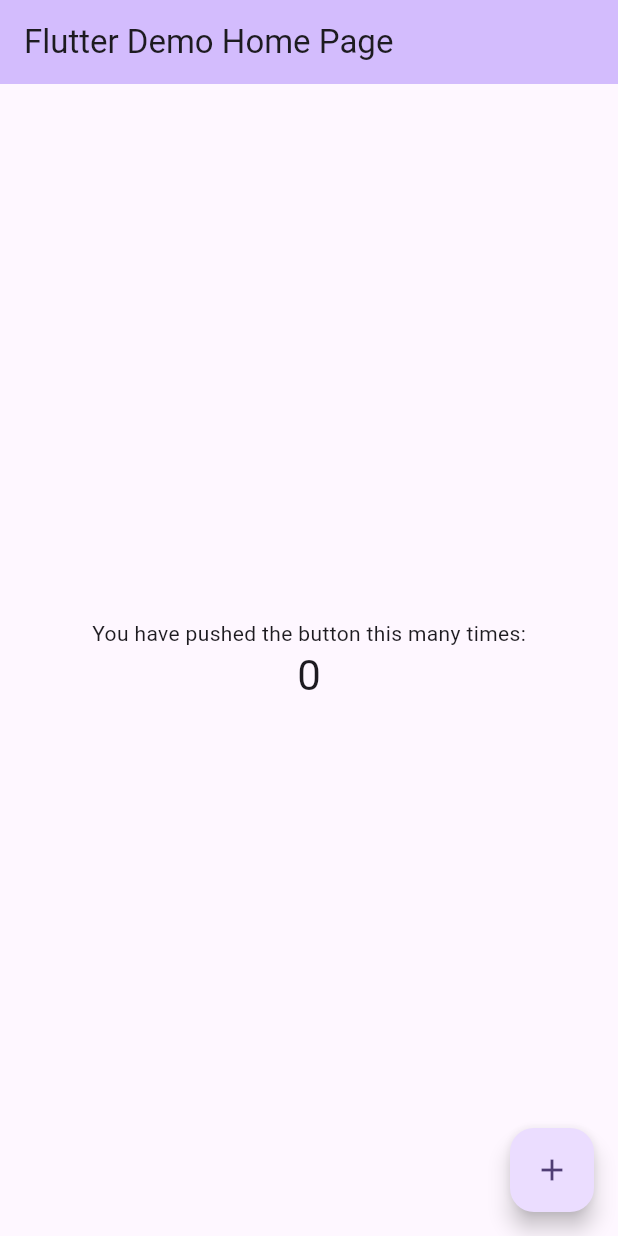
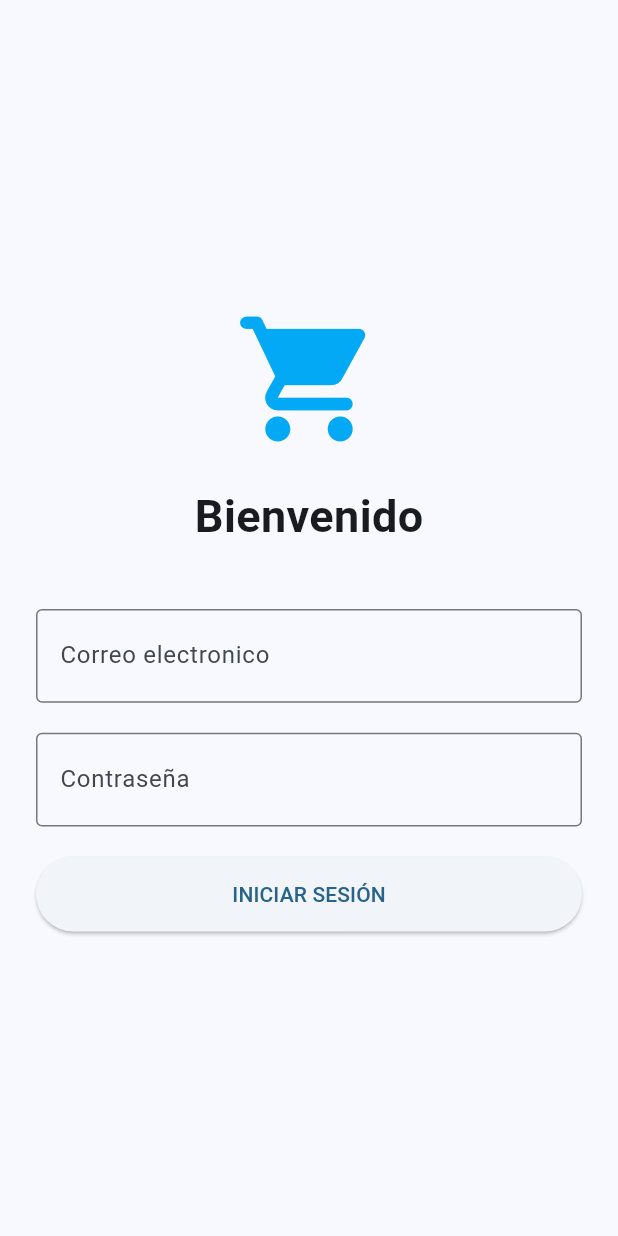
Before and after one commit to David24122005/maverickApp, a Flutter app: the screen it shows after launch, on a phone screen of 412 x 824 dp. Run offline on Flutter 3.47's test engine with Material 3 defaults, Android fonts, the phone set to English and light mode, and no system bars; our stand-ins replace flutter_secure_storage.

Commit message:
Implementacion de login

```diff
--- a/lib/main.dart
+++ b/lib/main.dart
@@ -1,4 +1,5 @@
 import 'package:flutter/material.dart';
+import 'package:maverickapp/screens/LoginScreen.dart';
 
 void main() {
   runApp(const MyApp());
@@ -7,116 +8,16 @@ void main() {
 class MyApp extends StatelessWidget {
   const MyApp({super.key});
 
-  // This widget is the root of your application.
   @override
   Widget build(BuildContext context) {
     return MaterialApp(
-      title: 'Flutter Demo',
+      title: 'Maverick App',
+      debugShowCheckedModeBanner: false,
       theme: ThemeData(
-        // This is the theme of your application.
-        //
-        // TRY THIS: Try running your application with "flutter run". You'll see
-        // the application has a purple toolbar. Then, without quitting the app,
-        // try changing the seedColor in the colorScheme below to Colors.green
-        // and then invoke "hot reload" (save your changes or press the "hot
-        // reload" button in a Flutter-supported IDE, or press "r" if you used
-        // the command line to start the app).
-        //
-        // Notice that the counter didn't reset back to zero; the application
-        // state is not lost during the reload. To reset the state, use hot
-        // restart instead.
-        //
-        // This works for code too, not just values: Most code changes can be
-        // tested with just a hot reload.
-        colorScheme: .fromSeed(seedColor: Colors.deepPurple),
+        colorScheme: ColorScheme.fromSeed(seedColor: Colors.lightBlue),
+        useMaterial3: true,
       ),
-      home: const MyHomePage(title: 'Flutter Demo Home Page'),
+      home: const LoginScreen(),
     );
   }
 }
-
-class MyHomePage extends StatefulWidget {
-  const MyHomePage({super.key, required this.title});
-
-  // This widget is the home page of your application. It is stateful, meaning
-  // that it has a State object (defined below) that contains fields that affect
-  // how it looks.
-
-  // This class is the configuration for the state. It holds the values (in this
-  // case the title) provided by the parent (in this case the App widget) and
-  // used by the build method of the State. Fields in a Widget subclass are
-  // always marked "final".
-
-  final String title;
-
-  @override
-  State<MyHomePage> createState() => _MyHomePageState();
-}
-
-class _MyHomePageState extends State<MyHomePage> {
-  int _counter = 0;
-
-  void _incrementCounter() {
-    setState(() {
-      // This call to setState tells the Flutter framework that something has
-      // changed in this State, which causes it to rerun the build method below
-      // so that the display can reflect the updated values. If we changed
-      // _counter without calling setState(), then the build method would not be
-      // called again, and so nothing would appear to happen.
-      _counter++;
-    });
-  }
-
-  @override
-  Widget build(BuildContext context) {
-    // This method is rerun every time setState is called, for instance as done
-    // by the _incrementCounter method above.
-    //
-    // The Flutter framework has been optimized to make rerunning build methods
-    // fast, so that you can just rebuild anything that needs updating rather
-    // than having to individually change instances of widgets.
-    return Scaffold(
-      appBar: AppBar(
-        // TRY THIS: Try changing the color here to a specific color (to
-        // Colors.amber, perhaps?) and trigger a hot reload to see the AppBar
-        // change color while the other colors stay the same.
-        backgroundColor: Theme.of(context).colorScheme.inversePrimary,
-        // Here we take the value from the MyHomePage object that was created by
-        // the App.build method, and use it to set our appbar title.
-        title: Text(widget.title),
-      ),
-      body: Center(
-        // Center is a layout widget. It takes a single child and positions it
-        // in the middle of the parent.
-        child: Column(
-          // Column is also a layout widget. It takes a list of children and
-          // arranges them vertically. By default, it sizes itself to fit its
-          // children horizontally, and tries to be as tall as its parent.
-          //
-          // Column has various properties to control how it sizes itself and
-          // how it positions its children. Here we use mainAxisAlignment to
-          // center the children vertically; the main axis here is the vertical
-          // axis because Columns are vertical (the cross axis would be
-          // horizontal).
-          //
-          // TRY THIS: Invoke "debug painting" (choose the "Toggle Debug Paint"
-          // action in the IDE, or press "p" in the console), to see the
-          // wireframe for each widget.
-          mainAxisAlignment: .center,
-          children: [
-            const Text('You have pushed the button this many times:'),
-            Text(
-              '$_counter',
-              style: Theme.of(context).textTheme.headlineMedium,
-            ),
-          ],
-        ),
-      ),
-      floatingActionButton: FloatingActionButton(
-        onPressed: _incrementCounter,
-        tooltip: 'Increment',
-        child: const Icon(Icons.add),
-      ),
-    );
-  }
-}
--- /dev/null
+++ b/lib/models/autenticacion.dart
@@ -0,0 +1,33 @@
+import 'package:maverickapp/models/usuario.dart';
+
+class Autenticacion {
+  final String? email;
+  final String? passwordHash;
+
+  Autenticacion({this.email, this.passwordHash});
+
+  factory Autenticacion.fromJson(Map<String, dynamic> json) =>
+      Autenticacion(email: json["email"], passwordHash: json["passwordHash"]);
+
+  Map<String, dynamic> toJson() => {
+    "email": email,
+    "passwordHash": passwordHash,
+  };
+}
+
+class AutenticacionRespuesta {
+  final String? token;
+  final Usuario? usuario;
+
+  AutenticacionRespuesta({this.token, this.usuario});
+
+  factory AutenticacionRespuesta.fromJson(Map<String, dynamic> json) =>
+      AutenticacionRespuesta(
+        token: json["token"],
+        usuario: json["usuario"] != null
+            ? Usuario.fromJson(json["usuario"])
+            : null,
+      );
+
+  Map<String, dynamic> toJson() => {"token": token, "usuario": usuario};
+}
--- /dev/null
+++ b/lib/models/respuestaApi.dart
@@ -0,0 +1,18 @@
+class RespuestaApi<T> {
+  final bool exito;
+  final String mensaje;
+  final T? datos;
+
+  RespuestaApi({required this.exito, required this.mensaje, this.datos});
+
+  factory RespuestaApi.fromJson(
+    Map<String, dynamic> json,
+    T Function(Map<String, dynamic>) fromJsonT,
+  ) {
+    return RespuestaApi<T>(
+      exito: json["exito"] ?? json["Exito"] ?? false,
+      mensaje: json["mensaje"] ?? json["Mensaje"] ?? "",
+      datos: json["datos"] != null ? fromJsonT(json["datos"]) : null,
+    );
+  }
+}
--- /dev/null
+++ b/lib/screens/loginScreen.dart
@@ -0,0 +1,157 @@
+import 'package:flutter/material.dart';
+import 'package:flutter_secure_storage/flutter_secure_storage.dart';
+import 'package:maverickapp/screens/homeScreen.dart';
+import 'package:maverickapp/services/AutenticacionService.dart';
+import 'package:maverickapp/widgets/Tarjeta.dart';
+
+class LoginScreen extends StatefulWidget {
+  const LoginScreen({Key? key}) : super(key: key);
+
+  @override
+  _LoginScreenState createState() => _LoginScreenState();
+}
+
+class _LoginScreenState extends State<LoginScreen> {
+  final _formKey = GlobalKey<FormState>();
+  final _emailFormController = TextEditingController();
+  final _passwordFormController = TextEditingController();
+
+  //Esta variable es donde se almacenara el token que devuelve la api
+  final _storage = const FlutterSecureStorage();
+
+  final Autenticacionservice _autenticacionservice = Autenticacionservice();
+  bool _mostrarTarjeta = false;
+  String? _mensaje = "";
+  bool _isLoading = false;
+
+  void _submit() async {
+    if (_formKey.currentState!.validate()) {
+      setState(() {
+        _isLoading = true;
+        _mostrarTarjeta = false;
+      });
+      final respuesta = await _autenticacionservice.login(
+        _emailFormController.text,
+        _passwordFormController.text,
+      );
+      setState(() => _isLoading = false);
+      if (respuesta != null) {
+        if (respuesta.exito) {
+          String tokenDeLaApi = respuesta.datos!.token!;
+          await _storage.write(key: 'token', value: tokenDeLaApi);
+          Navigator.pushReplacement(
+            context,
+            MaterialPageRoute(builder: (context) => const HomeScreen()),
+          );
+        } else {
+          setState(() {
+            _mensaje = respuesta.mensaje;
+            _mostrarTarjeta = true;
+          });
+        }
+      } else {
+        setState(() {
+          _mensaje = "Error de conexion con el servidor.";
+          _mostrarTarjeta = true;
+        });
+      }
+    }
+  }
+
+  @override
+  Widget build(BuildContext context) {
+    return Scaffold(
+      body: Stack(
+        children: [
+          Center(
+            child: SingleChildScrollView(
+              padding: EdgeInsets.all(24),
+              child: Form(
+                key: _formKey,
+                child: Column(
+                  mainAxisAlignment: MainAxisAlignment.center,
+                  children: [
+                    //se muestra el logo oficial de la app, seguido de una corta bienvenida a la aplicacion.
+                    const Icon(
+                      Icons.shopping_cart_rounded,
+                      size: 100,
+                      color: Colors.lightBlue,
+                    ),
+                    const SizedBox(height: 20),
+                    const Text(
+                      "Bienvenido",
+                      style: TextStyle(
+                        fontSize: 30,
+                        fontWeight: FontWeight.bold,
+                      ),
+                    ),
+                    const SizedBox(height: 40),
+
+                    //El input de el correo electronico
+                    TextFormField(
+                      controller: _emailFormController,
+                      keyboardType: TextInputType.emailAddress,
+                      decoration: InputDecoration(
+                        labelText: "Correo electronico",
+                        prefix: Icon(Icons.email_outlined),
+                        border: OutlineInputBorder(),
+                      ),
+                      validator: (value) {
+                        if (value == null || value.isEmpty)
+                          return "Debes ingresar el email.";
+                        if (!value.contains("@")) return "Correo no valido.";
+                        return null;
+                      },
+                    ),
+                    const SizedBox(height: 20),
+
+                    //El input de la Contraseña
+                    TextFormField(
+                      controller: _passwordFormController,
+                      obscureText: true,
+                      decoration: InputDecoration(
+                        labelText: "Contraseña",
+                        prefix: Icon(Icons.lock),
+                        border: OutlineInputBorder(),
+                      ),
+                      validator: (value) {
+                        if (value == null || value.length > 8)
+                          return "La contraseña debe tener minimo 8 caracteres.";
+                        return null;
+                      },
+                    ),
+                    const SizedBox(height: 20),
+
+                    //Boton de inicio de sesion
+                    _isLoading
+                        ? CircularProgressIndicator()
+                        : ElevatedButton(
+                            onPressed: _submit,
+                            style: ElevatedButton.styleFrom(
+                              minimumSize: Size(double.infinity, 50),
+                            ),
+                            child: Text("INICIAR SESIÓN"),
+                          ),
+                  ],
+                ),
+              ),
+            ),
+          ),
+          if (_mostrarTarjeta)
+            Container(
+              color: Colors.black54,
+              child: Tarjeta(
+                titulo: "No se inicio sesion.",
+                mensaje: _mensaje ?? "Error desconocido.",
+                onCerrar: () {
+                  setState(() {
+                    _mostrarTarjeta = false;
+                  });
+                },
+              ),
+            ),
+        ],
+      ),
+    );
+  }
+}
--- a/pubspec.yaml
+++ b/pubspec.yaml
@@ -2,7 +2,7 @@ name: maverickapp
 description: "A new Flutter project."
 # The following line prevents the package from being accidentally published to
 # pub.dev using `flutter pub publish`. This is preferred for private packages.
-publish_to: 'none' # Remove this line if you wish to publish to pub.dev
+publish_to: "none" # Remove this line if you wish to publish to pub.dev
 
 # The following defines the version and build number for your application.
 # A version number is three numbers separated by dots, like 1.2.43
@@ -34,6 +34,8 @@ dependencies:
   # The following adds the Cupertino Icons font to your application.
   # Use with the CupertinoIcons class for iOS style icons.
   cupertino_icons: ^1.0.8
+  http: ^1.6.0
+  flutter_secure_storage: ^10.0.0
 
 dev_dependencies:
   flutter_test:
@@ -51,7 +53,6 @@ dev_dependencies:
 
 # The following section is specific to Flutter packages.
 flutter:
-
   # The following line ensures that the Material Icons font is
   # included with your application, so that you can use the icons in
   # the material Icons class.
```
Also changed, not shown: lib/models/usuario.dart (added, +45 -0 lines), lib/screens/homeScreen.dart (added, +87 -0 lines), lib/services/AutenticacionService.dart (added, +38 -0 lines), lib/widgets/Tarjeta.dart (added, +81 -0 lines), pubspec.lock, 5 other files.
